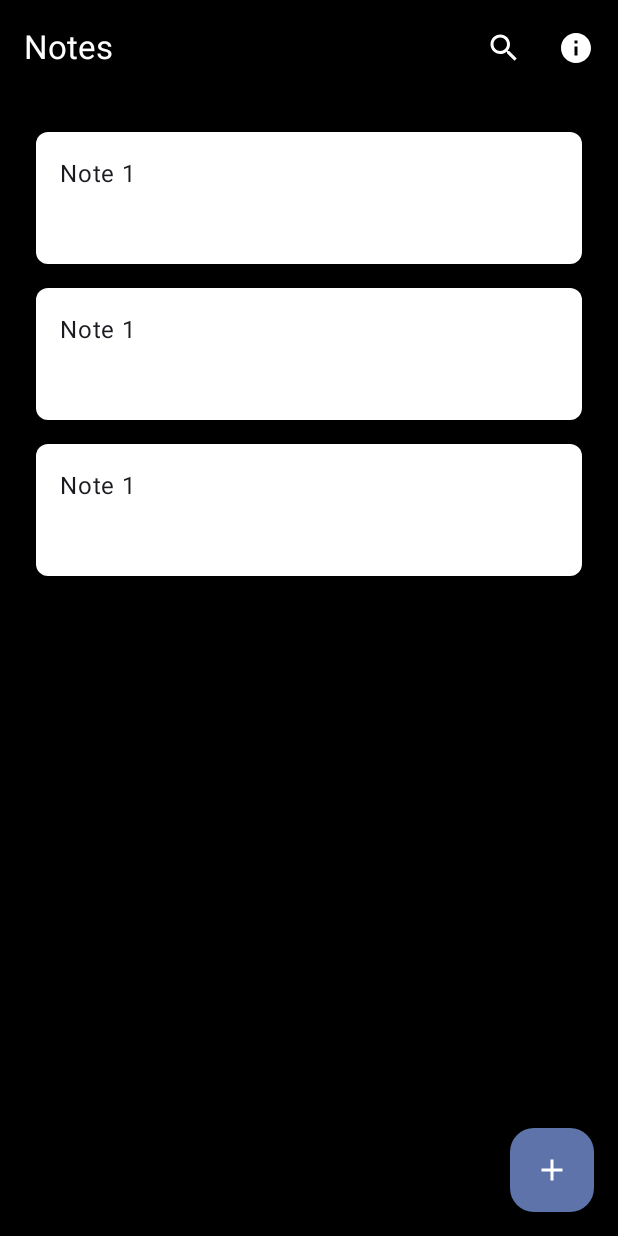
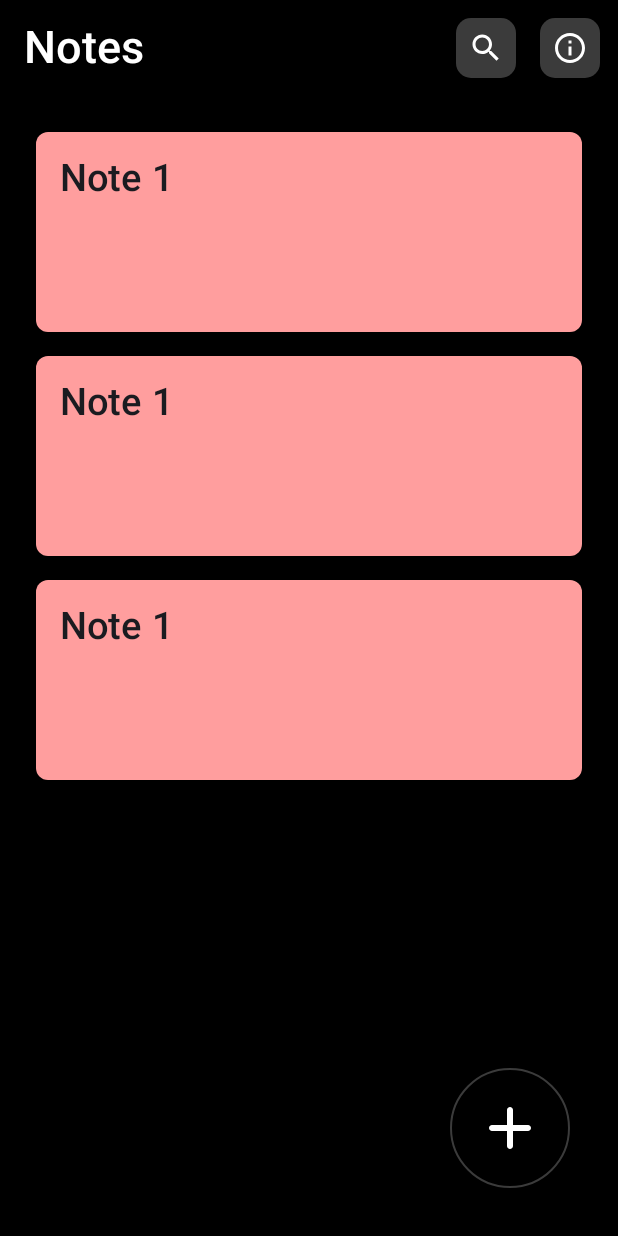
Before and after one commit to aamir046/JetapckCompose-sample-notes-app, an Android app built with Jetpack Compose: the screen it shows after launch (MainActivity), on a phone screen of 412 x 824 dp. Run offline under Robolectric (Android 15) with nearby library versions, the phone set to English and light mode, and no system bars; our stand-ins replace Dagger/Hilt's generated code.

Commit message:
Notes Home Screen Design Updated

```diff
--- a/app/src/main/java/com/example/jetpackcompose/ui/home/HomeScreen.kt
+++ b/app/src/main/java/com/example/jetpackcompose/ui/home/HomeScreen.kt
@@ -1,5 +1,8 @@
 package com.example.jetpackcompose.ui.home
+
+import androidx.compose.foundation.Image
 import androidx.compose.foundation.background
+import androidx.compose.foundation.border
 import androidx.compose.foundation.layout.Box
 import androidx.compose.foundation.layout.Column
 import androidx.compose.foundation.layout.PaddingValues
@@ -9,13 +12,14 @@ import androidx.compose.foundation.layout.fillMaxWidth
 import androidx.compose.foundation.layout.height
 import androidx.compose.foundation.layout.padding
 import androidx.compose.foundation.lazy.LazyColumn
+import androidx.compose.foundation.shape.CircleShape
 import androidx.compose.foundation.shape.RoundedCornerShape
 import androidx.compose.material.Card
 import androidx.compose.material.ExperimentalMaterialApi
 import androidx.compose.material.icons.Icons
 import androidx.compose.material.icons.filled.Add
-import androidx.compose.material3.ExperimentalMaterial3Api
 import androidx.compose.material3.FloatingActionButton
+import androidx.compose.material3.FloatingActionButtonDefaults
 import androidx.compose.material3.Icon
 import androidx.compose.material3.Scaffold
 import androidx.compose.material3.SnackbarHost
@@ -29,22 +33,32 @@ import androidx.compose.runtime.rememberCoroutineScope
 import androidx.compose.ui.Alignment
 import androidx.compose.ui.Modifier
 import androidx.compose.ui.graphics.Color
+import androidx.compose.ui.graphics.painter.Painter
+import androidx.compose.ui.res.painterResource
+import androidx.compose.ui.text.font.FontWeight
+import androidx.compose.ui.text.style.TextAlign
+import androidx.compose.ui.text.style.TextOverflow
+import androidx.compose.ui.tooling.preview.Devices
 import androidx.compose.ui.tooling.preview.Preview
 import androidx.compose.ui.unit.dp
 import androidx.compose.ui.unit.sp
 import androidx.hilt.navigation.compose.hiltViewModel
 import androidx.lifecycle.compose.collectAsStateWithLifecycle
+import com.example.jetpackcompose.R
 import com.example.jetpackcompose.ui.home.model.Notes
+import com.example.jetpackcompose.ui.theme.btnColors
 import com.example.jetpackcompose.utils.HomeAppBar
+import com.example.jetpackcompose.utils.NotesColor
+import com.example.jetpackcompose.utils.Utils
 
 @Composable
 fun HomeScreen(
     modifier: Modifier = Modifier,
     viewmodel: HomeViewModel = hiltViewModel(),
-    snackbarHostState:SnackbarHostState = remember { SnackbarHostState() }
+    snackbarHostState: SnackbarHostState = remember { SnackbarHostState() }
 ) {
 
-    val uiState : HomeState by viewmodel.uiState.collectAsStateWithLifecycle()
+    val uiState: HomeState by viewmodel.uiState.collectAsStateWithLifecycle()
     val onAction: (HomeAction) -> Unit = { action ->
         viewmodel.handle(action)
     }
@@ -55,11 +69,26 @@ fun HomeScreen(
             HomeAppBar(onAction = onAction)
         },
         floatingActionButton = {
-            FloatingActionButton(onClick = { onAction(HomeAction.AddNote) }) {
-                Icon(Icons.Default.Add, contentDescription = "Add Note")
+            FloatingActionButton(
+                onClick = { /* Handle the click event */ },
+                modifier = Modifier
+                    .padding(16.dp)
+                    .border(1.dp, color = btnColors, shape = CircleShape),
+                shape = CircleShape,
+                containerColor = Color.Black,
+            ) {
+                Icon(
+                    painterResource(
+                        R.drawable.ic_add
+                    ),
+                    contentDescription = "Add",
+                    tint = Color.White,
+                    modifier = Modifier.padding(all = 16.dp)
+                )
             }
         },
-        modifier = modifier, snackbarHost = {SnackbarHost(snackbarHostState)}
+        modifier = modifier.fillMaxSize(),
+        snackbarHost = { SnackbarHost(snackbarHostState) }
     ) { paddingValues ->
 
         //Screen Content
@@ -75,13 +104,13 @@ fun HomeScreen(
                 EmptyView()
             } else {
                 // List View of Notes
-                NotesList(uiState.notes,onAction)
+                NotesList(uiState.notes, onAction)
             }
         }
     }
 
     uiState.showUserMessage?.let { message ->
-        if(message.isNotEmpty()){
+        if (message.isNotEmpty()) {
             LaunchedEffect(snackbarHostState, viewmodel, message, message) {
                 snackbarHostState.showSnackbar(message)
                 viewmodel.snackBarMessageShown()
@@ -96,13 +125,26 @@ fun EmptyView() {
         modifier = Modifier.fillMaxSize(),
         contentAlignment = Alignment.Center
     ) {
-        Text(text = "No notes available", fontSize = 20.sp)
+        Column(horizontalAlignment = Alignment.CenterHorizontally) {
+
+            Image(painterResource(
+                R.drawable.ic_empty_notes),
+                contentDescription = "Empty Notes Picture")
+
+            Text(
+                text = "No notes available",
+                fontSize = 20.sp,
+                color = Color.White,
+                fontWeight = FontWeight.Medium,
+                textAlign = TextAlign.Center,
+                modifier = Modifier.padding(top = 8.dp))
+        }
     }
 }
 
 @OptIn(ExperimentalMaterialApi::class)
 @Composable
-fun NotesList(notes: ArrayList<Notes>,onAction: (HomeAction) -> Unit) {
+fun NotesList(notes: ArrayList<Notes>, onAction: (HomeAction) -> Unit) {
     LazyColumn(
         contentPadding = PaddingValues(16.dp)
     ) {
@@ -116,29 +158,71 @@ fun NotesList(notes: ArrayList<Notes>,onAction: (HomeAction) -> Unit) {
                 onClick = {
                     val message = "Note ${notes[index].title} clicked"
                     onAction(HomeAction.ShowUserMessage(message))
-                    }
+                },
+                backgroundColor = Utils.getColor(notes[index].color)
             ) {
                 // Card content here
                 Column(
-                        modifier = Modifier.padding(16.dp) // Padding inside the card
+                    modifier = Modifier.padding(16.dp).fillMaxWidth() // Padding inside the card
                 ) {
-                        Text(text = notes[index].title)
+                    Text(text = notes[index].title,
+                        fontSize = 25.sp,
+                        fontWeight = FontWeight.Medium,
+                        modifier = Modifier.fillMaxWidth()
+                    )
                     Spacer(modifier = Modifier.height(8.dp))
-                        Text(text =  notes[index].description)
+                    Text(text = notes[index].description,
+                        fontSize = 12.sp,
+                        fontWeight = FontWeight.Normal,
+                        modifier = Modifier.fillMaxWidth(),
+                        maxLines = 3,
+                        overflow = TextOverflow.Ellipsis
+                    )
+                    Spacer(modifier = Modifier.height(16.dp))
+                    Text(text = notes[index].date,
+                        fontSize = 12.sp,
+                        fontWeight = FontWeight.Normal,
+                        modifier = Modifier.fillMaxWidth(),
+                        textAlign = TextAlign.End
+                    )
                 }
             }
         }
     }
 }
 
+//@Preview(name = "Large Screen Preview", device = "spec:width=720dp,height=1280dp", showSystemUi = true)
+//@Preview(name = "Small Screen Preview", device = "spec:width=320dp,height=480dp", showSystemUi = true)
 @Preview(showBackground = true, name = "Notes List")
 @Composable
 fun NotesListPreview() {
     val notes = arrayListOf<Notes>()
-    notes.add(Notes("Note 1"))
-    notes.add(Notes("Note 1"))
-    notes.add(Notes("Note 1"))
-    Scaffold(topBar = {HomeAppBar(onAction = {})}, modifier = Modifier) {paddingValues->
+    notes.add(Notes("Note 1", description = "Note1 Description here", color = NotesColor.RED, date = "12-9-2024"))
+    notes.add(Notes("Note 1", description = "Note2 Description here", color = NotesColor.PURPLE, date = "12-10-2024"))
+    notes.add(Notes("Note 1", description = "Note3 Description here", color = NotesColor.SKYBLUE,date = "12-11-2024"))
+    Scaffold(
+        topBar = { HomeAppBar(onAction = {}) },
+        modifier = Modifier,
+        floatingActionButton = {
+            FloatingActionButton(
+                onClick = { /* Handle the click event */ },
+                modifier = Modifier
+                    .padding(16.dp)
+                    .border(1.dp, color = btnColors, shape = CircleShape),
+                shape = CircleShape,
+                containerColor = Color.Black,
+            ) {
+                Icon(
+                    painterResource(
+                        R.drawable.ic_add
+                    ),
+                    contentDescription = "Add",
+                    tint = Color.White,
+                    modifier = Modifier.padding(all = 16.dp)
+                )
+            }
+        })
+    { paddingValues ->
         Box(
             modifier = Modifier
                 .padding(paddingValues) // Apply the padding from Scaffold
@@ -153,14 +237,20 @@ fun NotesListPreview() {
 
 }
 
+//@Preview(showBackground = true, name = "Empty View", device = Devices.NEXUS_5)
 @Preview(showBackground = true, name = "Empty View")
 @Composable
 fun EmptyNotesPreview() {
-    Scaffold(topBar = {HomeAppBar(onAction = {})}, modifier = Modifier) {paddingValues->
+    Scaffold(
+        topBar = { HomeAppBar(onAction = {}) },
+        modifier = Modifier.fillMaxSize()
+    )
+    { paddingValues ->
         Box(
             modifier = Modifier
-                .padding(paddingValues) // Apply the padding from Scaffold
-                .fillMaxSize() // Ensure the Box takes full screen space
+                .padding(paddingValues)
+                .fillMaxSize()
+                .background(Color.Black)
         ) {
             EmptyView()
         }
--- a/app/src/main/java/com/example/jetpackcompose/ui/home/model/Notes.kt
+++ b/app/src/main/java/com/example/jetpackcompose/ui/home/model/Notes.kt
@@ -1,7 +1,10 @@
 package com.example.jetpackcompose.ui.home.model
+
+import com.example.jetpackcompose.utils.NotesColor
 
 data class Notes (
     val title :String = "",
     val description :String = "",
-    val date :String = ""
+    val date :String = "",
+    val color:NotesColor = NotesColor.RED
 )
--- a/app/src/main/java/com/example/jetpackcompose/ui/theme/Color.kt
+++ b/app/src/main/java/com/example/jetpackcompose/ui/theme/Color.kt
@@ -10,6 +10,14 @@ val backGroundColor = Color.Black
 val btnColors = Color(0XFF3B3B3B)
 val textFieldHintsColor = Color(0XFF9A9A9A)
 
+///Colors for notes list Items
+val noteCardColorPurple = Color(0XFFFD99FF)
+val noteCardColorGreen = Color(0XFF91F48F)
+val noteCardColorYellow = Color(0XFFFFF599)
+val noteCardColorSkyBlue = Color(0XFF9EFFFF)
+val noteCardColorNavyLight = Color(0XFFB69CFF)
+val noteCardColorLightRed = Color(0XFFFF9E9E)
+
 val Purple40 = Color(0xFF6650a4)
 val PurpleGrey40 = Color(0xFF625b71)
 val Pink40 = Color(0xFF7D5260)
--- a/app/src/main/java/com/example/jetpackcompose/utils/AppBar.kt
+++ b/app/src/main/java/com/example/jetpackcompose/utils/AppBar.kt
@@ -4,17 +4,13 @@ package com.example.jetpackcompose.utils
 import android.annotation.SuppressLint
 import androidx.compose.foundation.background
 import androidx.compose.foundation.layout.Box
-import androidx.compose.foundation.layout.Column
 import androidx.compose.foundation.layout.Row
-import androidx.compose.foundation.layout.absolutePadding
-import androidx.compose.foundation.layout.fillMaxSize
 import androidx.compose.foundation.layout.fillMaxWidth
 import androidx.compose.foundation.layout.height
 import androidx.compose.foundation.layout.padding
 import androidx.compose.foundation.layout.width
 import androidx.compose.foundation.shape.RoundedCornerShape
 import androidx.compose.material.icons.Icons
-import androidx.compose.material.icons.filled.Info
 import androidx.compose.material.icons.filled.Search
 import androidx.compose.material3.ExperimentalMaterial3Api
 import androidx.compose.material3.Icon
@@ -24,20 +20,15 @@ import androidx.compose.material3.Text
 import androidx.compose.material3.TopAppBar
 import androidx.compose.material3.TopAppBarDefaults
 import androidx.compose.runtime.Composable
-import androidx.compose.ui.Alignment
 import androidx.compose.ui.Modifier
 import androidx.compose.ui.graphics.Color
-import androidx.compose.ui.graphics.RectangleShape
 import androidx.compose.ui.res.painterResource
-import androidx.compose.ui.text.TextStyle
 import androidx.compose.ui.text.font.FontWeight
-import androidx.compose.ui.text.style.TextAlign
 import androidx.compose.ui.tooling.preview.Preview
 import androidx.compose.ui.unit.dp
 import androidx.compose.ui.unit.sp
 import com.example.jetpackcompose.R
 import com.example.jetpackcompose.ui.home.HomeAction
-import com.example.jetpackcompose.ui.theme.backGroundColor
 import com.example.jetpackcompose.ui.theme.btnColors
 
 @SuppressLint("UnusedMaterial3ScaffoldPaddingParameter")
@@ -45,7 +36,7 @@ import com.example.jetpackcompose.ui.theme.btnColors
 @Composable
 fun HomeAppBar(onAction: (HomeAction) -> Unit){
           TopAppBar(
-              title = { Text("Notes") },
+              title = { Text("Notes", fontSize = 30.sp, fontWeight = FontWeight.SemiBold) },
               modifier = Modifier.fillMaxWidth(),
               colors = TopAppBarDefaults.topAppBarColors(
                   containerColor = Color.Black,
@@ -53,11 +44,34 @@ fun HomeAppBar(onAction: (HomeAction) -> Unit){
                   actionIconContentColor = Color.White
               ),
               actions = {
-                  IconButton(onClick = { onAction(HomeAction.Search) }) {
-                      Icon(Icons.Default.Search, contentDescription = "Search", tint = Color.White)
+                  IconButton(
+                      modifier = Modifier
+                          .padding(horizontal = 8.dp)
+                          .background(color = btnColors, shape = RoundedCornerShape(size = 10.dp))
+                          .height(40.dp)
+                          .width(40.dp),
+                      onClick = { onAction(HomeAction.Search) }
+                  ) {
+                      Icon(
+                          Icons.Default.Search,
+                          contentDescription = "Search",
+                          tint = Color.White
+                      )
                   }
-                  IconButton(onClick = { onAction(HomeAction.Info) }) {
-                      Icon(Icons.Default.Info, contentDescription = "Info", tint = Color.White)
+
+                  IconButton(
+                      modifier = Modifier
+                          .padding(horizontal = 8.dp)
+                          .background(color = btnColors, shape = RoundedCornerShape(size = 10.dp))
+                          .height(40.dp)
+                          .width(40.dp),
+                      onClick = { onAction(HomeAction.Info) }
+                  ) {
+                      Icon(
+                          painter = painterResource(id = R.drawable.ic_info),
+                          contentDescription = "Info",
+                          tint = Color.White
+                      )
                   }
               }
           )
@@ -132,7 +146,6 @@ fun PreviewAddNoteAppBar(){
     Scaffold(){paddingvalues->
         Box(modifier = Modifier.padding(paddingvalues))
             AddNoteAppBar()
-
     }
 }
 
@@ -140,5 +153,8 @@ fun PreviewAddNoteAppBar(){
 @Preview(showBackground = true)
 @Composable
 fun HomeAppBarPreview(){
-    HomeAppBar(onAction = {})
+    Scaffold(){paddingvalues->
+        Box(modifier = Modifier.padding(paddingvalues))
+        HomeAppBar(onAction = {})
+    }
 }
--- a/app/src/main/java/com/example/jetpackcompose/utils/Common.kt
+++ /dev/null
@@ -1 +0,0 @@
-package com.example.jetpackcompose.utils
--- /dev/null
+++ b/app/src/main/java/com/example/jetpackcompose/utils/Constants.kt
@@ -0,0 +1,5 @@
+package com.example.jetpackcompose.utils
+
+enum class NotesColor {
+    RED, GREEN, YELLOW, SKYBLUE, PURPLE, NAVYLIGHT
+}
--- /dev/null
+++ b/app/src/main/java/com/example/jetpackcompose/utils/Utils.kt
@@ -0,0 +1,24 @@
+package com.example.jetpackcompose.utils
+
+import androidx.compose.ui.graphics.Color
+import com.example.jetpackcompose.ui.theme.noteCardColorGreen
+import com.example.jetpackcompose.ui.theme.noteCardColorLightRed
+import com.example.jetpackcompose.ui.theme.noteCardColorNavyLight
+import com.example.jetpackcompose.ui.theme.noteCardColorPurple
+import com.example.jetpackcompose.ui.theme.noteCardColorSkyBlue
+import com.example.jetpackcompose.ui.theme.noteCardColorYellow
+
+object Utils {
+
+    fun <T> getColor(color:T):Color{
+        return when(color){
+            NotesColor.RED -> noteCardColorLightRed
+            NotesColor.GREEN -> noteCardColorGreen
+            NotesColor.YELLOW -> noteCardColorYellow
+            NotesColor.SKYBLUE -> noteCardColorSkyBlue
+            NotesColor.PURPLE -> noteCardColorPurple
+            NotesColor.NAVYLIGHT -> noteCardColorNavyLight
+            else -> noteCardColorLightRed
+        }
+    }
+}
--- /dev/null
+++ b/app/src/main/res/drawable/ic_add.xml
@@ -0,0 +1,13 @@
+<vector xmlns:android="http://schemas.android.com/apk/res/android"
+    android:width="48dp"
+    android:height="48dp"
+    android:viewportWidth="48"
+    android:viewportHeight="48">
+  <group>
+    <clip-path
+        android:pathData="M0,0h48v48h-48z"/>
+    <path
+        android:pathData="M36,26H26V36C26,37.1 25.1,38 24,38C22.9,38 22,37.1 22,36V26H12C10.9,26 10,25.1 10,24C10,22.9 10.9,22 12,22H22V12C22,10.9 22.9,10 24,10C25.1,10 26,10.9 26,12V22H36C37.1,22 38,22.9 38,24C38,25.1 37.1,26 36,26Z"
+        android:fillColor="#ffffff"/>
+  </group>
+</vector>
--- /dev/null
+++ b/app/src/main/res/drawable/ic_info.xml
@@ -0,0 +1,13 @@
+<vector xmlns:android="http://schemas.android.com/apk/res/android"
+    android:width="24dp"
+    android:height="24dp"
+    android:viewportWidth="24"
+    android:viewportHeight="24">
+  <group>
+    <clip-path
+        android:pathData="M0,0h24v24h-24z"/>
+    <path
+        android:pathData="M11,7H13V9H11V7ZM11,11H13V17H11V11ZM12,2C6.48,2 2,6.48 2,12C2,17.52 6.48,22 12,22C17.52,22 22,17.52 22,12C22,6.48 17.52,2 12,2ZM12,20C7.59,20 4,16.41 4,12C4,7.59 7.59,4 12,4C16.41,4 20,7.59 20,12C20,16.41 16.41,20 12,20Z"
+        android:fillColor="#ffffff"/>
+  </group>
+</vector>
```
Also changed, not shown: app/src/main/res/drawable/ic_empty_notes.png (added), app/src/main/res/drawable/ic_empty_search.png (added). Lines whose indentation alone changed are shown as unchanged.
